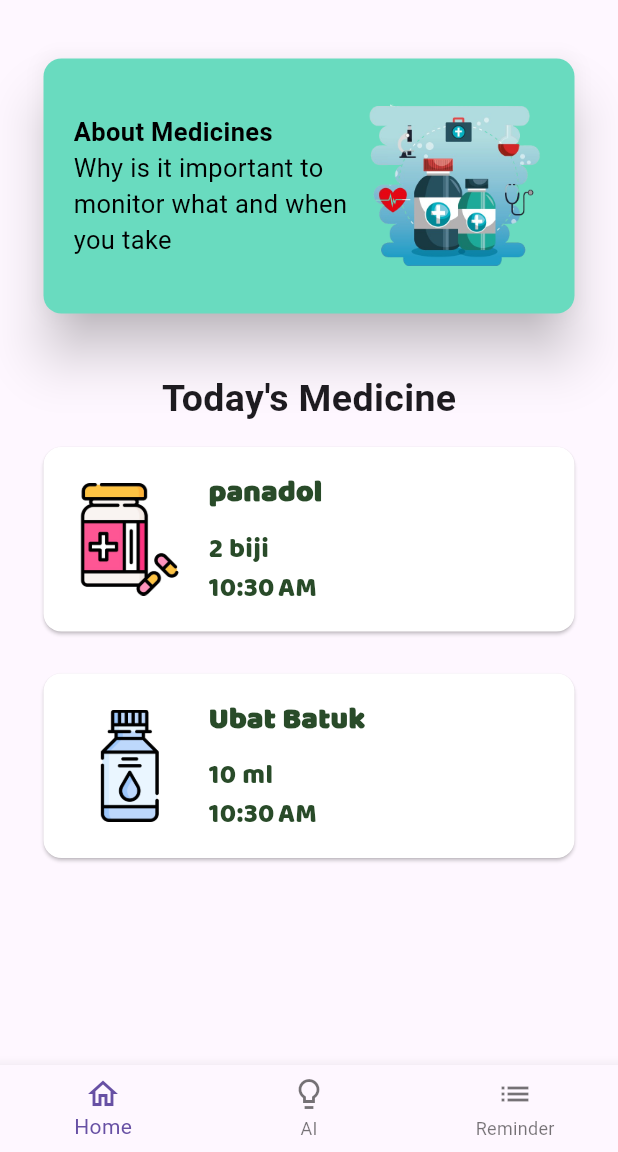
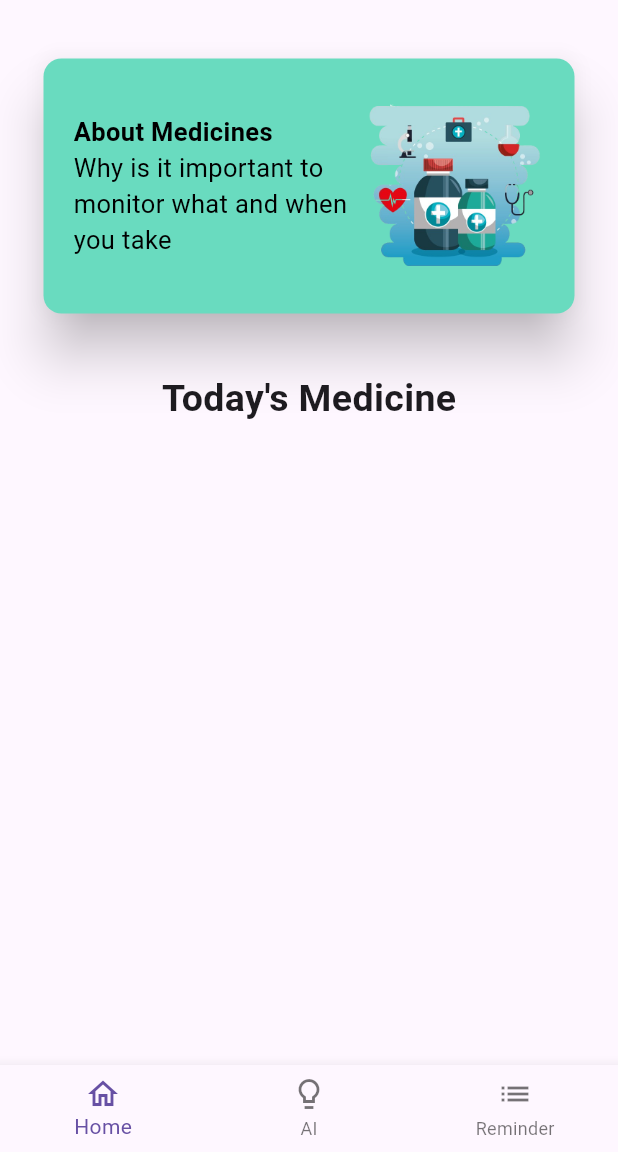
Before and after one commit to auliahrs/wellzy, a Flutter app: the HomePage screen opened by its route, on a phone screen of 412 x 824 dp, the part 84-1236 px from its top. Run offline on Flutter 3.47's test engine with Material 3 defaults, Android fonts, the phone set to English and light mode, and no system bars; our stand-ins replace firebase_auth, firebase_core, google_generative_ai; accounts and stored records are empty.

Commit message:
for record

```diff
--- a/lib/Views/homepage/homepage.dart
+++ b/lib/Views/homepage/homepage.dart
@@ -30,24 +30,27 @@ class _HomePageState extends State<HomePage> {
     ];
   }
 
-  final List<Reminder> _registerReminders = [
-    Reminder(
-      name: 'panadol',
-      dosage: '2 biji',
-      category: Category.pill,
-      time: DateTime.now(),
-      startDate: DateTime.now(),
-      endDate: DateTime.now(),
-    ),
-    Reminder(
-      name: 'Ubat Batuk',
-      dosage: '10 ml',
-      category: Category.drink,
-      time: DateTime.now(),
-      startDate: DateTime.now(),
-      endDate: DateTime.now(),
-    ),
-  ];
+    final List<Reminder> _registerReminders = [];
+
+
+  // final List<Reminder> _registerReminders = [
+  //   Reminder(
+  //     name: 'panadol',
+  //     dosage: '2 biji',
+  //     category: Category.pill,
+  //     time: DateTime.now(),
+  //     startDate: DateTime.now(),
+  //     endDate: DateTime.now(),
+  //   ),
+  //   Reminder(
+  //     name: 'Ubat Batuk',
+  //     dosage: '10 ml',
+  //     category: Category.drink,
+  //     time: DateTime.now(),
+  //     startDate: DateTime.now(),
+  //     endDate: DateTime.now(),
+  //   ),
+  // ];
 
   int _selectedIndex = 0;
 
```
